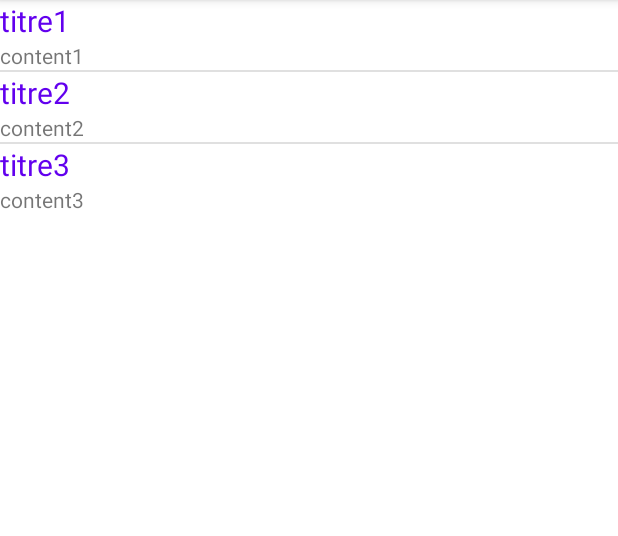
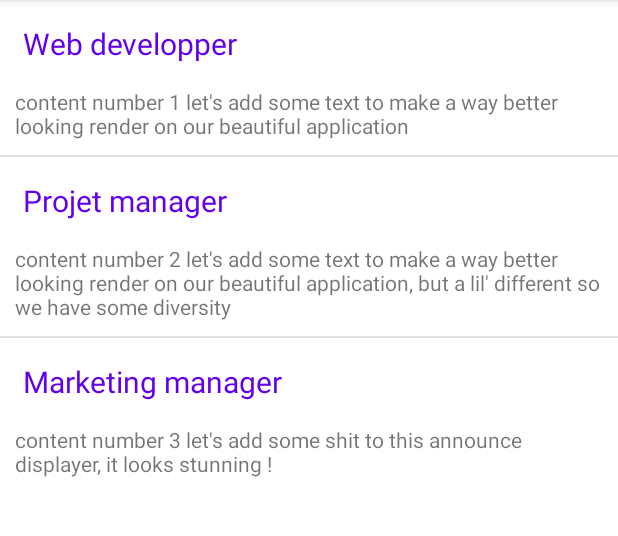
Before and after one commit to TheoG71/FirstJob, an Android app: the AnswerActivity screen opened directly, with no data from a screen before it, on a phone screen of 412 x 824 dp, the part 84-620 px from its top. Run offline under Robolectric (Android 15) with nearby library versions, the phone set to English and light mode, and no system bars; network calls fail.

Commit message:
Correction bug entre les classes java + style d'affichage

```diff
--- a/app/src/main/AndroidManifest.xml
+++ b/app/src/main/AndroidManifest.xml
@@ -10,8 +10,8 @@
         android:roundIcon="@mipmap/ic_launcher_round"
         android:supportsRtl="true"
         android:theme="@style/Theme.FirstJob">
-        <activity android:name=".FormActivity"></activity>
-        <activity android:name=".details" android:parentActivityName=".MainActivity"/>
+        <activity android:name=".FormActivity" />
+        <activity android:name=".DetailsActivity" android:parentActivityName=".MainActivity"/>
         <activity android:name=".AnswerActivity" />
         <activity android:name=".MainActivity">
             <intent-filter>
--- a/app/src/main/java/com/example/firstjob/AnswerActivity.java
+++ b/app/src/main/java/com/example/firstjob/AnswerActivity.java
@@ -1,12 +1,9 @@
 package com.example.firstjob;
 
+import android.os.Bundle;
+import android.widget.ListView;
+
 import androidx.appcompat.app.AppCompatActivity;
-
-import android.os.Bundle;
-import android.view.View;
-import android.widget.ImageView;
-import android.widget.ListView;
-import android.widget.TextView;
 
 import com.example.firstjob.adapters.AnswerItemAdapter;
 
@@ -21,47 +18,37 @@ public class AnswerActivity extends AppCompatActivity {
         super.onCreate(savedInstanceState);
         setContentView(R.layout.activity_answer);
 
+        //ArrayList 2D
+        ArrayList<ArrayList<String>> sectionList = new ArrayList();
+
+        ArrayList<String> title = new ArrayList();
+        title.add("Web developper");
+        title.add("Projet manager");
+        title.add("Marketing manager");
+
+        ArrayList<String> content = new ArrayList();
+        content.add("content number 1 let's add some text to make a way better looking render on our beautiful application");
+        content.add("content number 2 let's add some text to make a way better looking render on our beautiful application, but a lil' different so we have some diversity");
+        content.add("content number 3 let's add some shit to this announce displayer, it looks stunning !");
+
+        sectionList.add(title);
+        sectionList.add(content);
+
+        int listSize = sectionList.size() + 1;
+
         //List of items
         List<AnswerItem> answerItemList = new ArrayList<>();
-        answerItemList.add(new AnswerItem("titre1", "content1"));
-        answerItemList.add(new AnswerItem("titre2", "content2"));
-        answerItemList.add(new AnswerItem("titre3", "content3"));
+
+        for (int i = 0; i < listSize; i++) {
+            answerItemList.add(new AnswerItem(sectionList.get(0).get(i), sectionList.get(1).get(i)));
+        }
+
+//        answerItemList.add(new AnswerItem("titre1", "content1"));
+//        answerItemList.add(new AnswerItem("titre2", "content2"));
+//        answerItemList.add(new AnswerItem("titre3", "content3"));
 
         //get list view
         ListView listView = findViewById(R.id.list_view);
         listView.setAdapter(new AnswerItemAdapter(this, answerItemList));
     }
-
-//    @Override
-//    protected void onCreate(Bundle savedInstanceState) {
-//        super.onCreate(savedInstanceState);
-//        setContentView(R.layout.activity_answer);
-//
-//        ArrayList<ArrayList<String>> sectionList = new ArrayList();
-//
-//        ArrayList<String> title = new ArrayList();
-//        title.add("Web developper");
-//        title.add("Projet manager");
-//        title.add("Marketing manager");
-//
-//        ArrayList<String> content = new ArrayList();
-//        content.add("content1");
-//        content.add("content2");
-//        content.add("content3");
-//
-//        sectionList.add(title);
-//        sectionList.add(content);
-//
-//        TextView myTitleView = (TextView) findViewById(R.id.title);
-//        TextView myContentView = (TextView) findViewById(R.id.content);
-//
-//        int listSize = sectionList.size() + 1;
-//
-//        for (int i = 0; i < listSize; i++) {
-//            myTitleView.append(sectionList.get(0).get(i));
-//            myContentView.append(sectionList.get(1).get(i));
-//            myTitleView.append("\n");
-//            myContentView.append("\n");
-//        }
-//    }
 }
--- a/app/src/main/java/com/example/firstjob/details.java
+++ b/app/src/main/java/com/example/firstjob/DetailsActivity.java
@@ -10,7 +10,7 @@ import android.widget.Button;
 import android.widget.ListView;
 import java.util.ArrayList;
 
-public class details extends AppCompatActivity {
+public class DetailsActivity extends AppCompatActivity {
 
     ListView mListView;
 
@@ -42,7 +42,7 @@ public class details extends AppCompatActivity {
         super.onCreate(savedInstanceState);
         setContentView(R.layout.activity_details);
         mListView = (ListView) findViewById(R.id.listView);
-        final ArrayAdapter<ArrayList<String>> adapter = new ArrayAdapter<ArrayList<String>>(details.this,android.R.layout.simple_list_item_1, android.R.id.text1, details);
+        final ArrayAdapter<ArrayList<String>> adapter = new ArrayAdapter<ArrayList<String>>(DetailsActivity.this,android.R.layout.simple_list_item_1, android.R.id.text1, details);
         mListView.setAdapter(adapter);
 
         Button btn = (Button) findViewById(R.id.btn_post);
--- a/app/src/main/java/com/example/firstjob/MainActivity.java
+++ b/app/src/main/java/com/example/firstjob/MainActivity.java
@@ -6,6 +6,7 @@ import android.content.Intent;
 import android.os.Bundle;
 import android.util.Log;
 import android.view.View;
+import android.widget.AdapterView;
 import android.widget.ArrayAdapter;
 import android.widget.Button;
 import android.widget.ListView;
@@ -132,7 +133,7 @@ public class MainActivity extends AppCompatActivity {
     }
 
     private void openActivityDetails(ArrayList info) {
-        Intent intent = new Intent(this, details.class);
+        Intent intent = new Intent(this, DetailsActivity.class);
         intent.putStringArrayListExtra("info",new ArrayList<>(info));
         Log.e("info :", info.toString());
         startActivity(intent);
--- a/app/src/main/res/layout/adapter_item.xml
+++ b/app/src/main/res/layout/adapter_item.xml
@@ -1,30 +1,32 @@
 <?xml version="1.0" encoding="utf-8"?>
 <LinearLayout xmlns:android="http://schemas.android.com/apk/res/android"
+    xmlns:tools="http://schemas.android.com/tools"
     android:orientation="vertical" android:layout_width="match_parent"
     android:layout_height="match_parent">
 
     <RelativeLayout
         android:layout_width="wrap_content"
-        android:layout_height="wrap_content">
+        android:layout_height="wrap_content"
+        tools:ignore="UselessParent">
 
         <TextView
             android:id="@+id/item_title"
             android:layout_width="wrap_content"
             android:layout_height="wrap_content"
-            android:text="@string/item_default_name"
-            android:textSize="20dp"
-            android:textColor="@color/design_default_color_primary">
-
-        </TextView>
+            android:text="@string/titre_de_l_annonce"
+            android:textSize="20sp"
+            android:layout_margin="15dp"
+            android:textColor="@color/design_default_color_primary" />
 
         <TextView
             android:id="@+id/item_content"
             android:layout_width="wrap_content"
             android:layout_height="wrap_content"
-            android:text="@string/item_default_price"
-            android:layout_below="@+id/item_title">
-
-        </TextView>
+            android:text="@string/contenu_de_l_annonce"
+            android:layout_marginStart="10dp"
+            android:layout_marginEnd="10dp"
+            android:layout_marginBottom="10dp"
+            android:layout_below="@+id/item_title" />
 
     </RelativeLayout>
 
--- a/app/src/main/res/values/strings.xml
+++ b/app/src/main/res/values/strings.xml
@@ -13,4 +13,6 @@
     <string name="cv">CV</string>
     <string name="item_default_name">Nom de l\'article</string>
     <string name="item_default_price">0€</string>
+    <string name="contenu_de_l_annonce">Contenu de l\'annonce</string>
+    <string name="titre_de_l_annonce">Titre de l\'annonce</string>
 </resources>
```
Also changed, not shown: app/src/main/res/layout/activity_answer.xml (+0 -32 lines).
